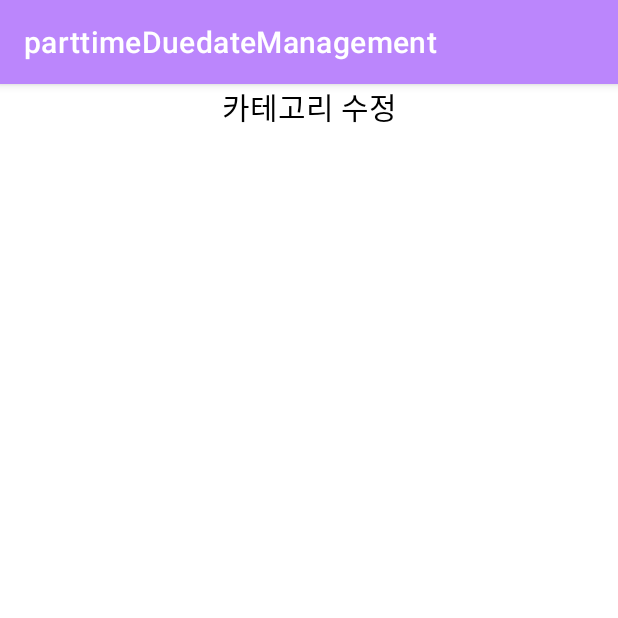
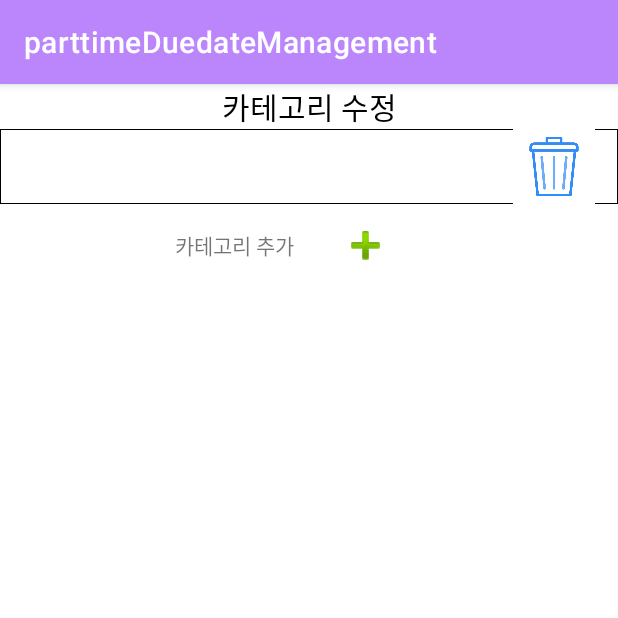
Before and after one commit to uselessnaming/parttimeDuedateManagement, an Android app: the fragment TypeEditFragment placed in its activity, on a phone screen of 412 x 824 dp, the top half of it. Run offline under Robolectric (Android 15) with nearby library versions, the phone set to English and light mode, and no system bars; our stand-ins replace Room's generated code.

Commit message:
feat: Add type edit fragment

```diff
--- a/app/build.gradle
+++ b/app/build.gradle
@@ -38,6 +38,7 @@ android {
 
 dependencies {
 
+    implementation 'androidx.databinding:databinding-runtime:7.4.0'
     kapt "org.jetbrains.kotlinx:kotlinx-metadata-jvm:0.5.0"
     def room_version = "2.4.3"
     //room
--- a/app/src/main/java/com/example/parttimeduedatemanagement/BottomDialog.kt
+++ b/app/src/main/java/com/example/parttimeduedatemanagement/BottomDialog.kt
@@ -49,7 +49,7 @@ class BottomDialog : BottomSheetDialogFragment(){
             btnUpdate.setOnClickListener{
                 /* dialog 생성 */
                 val updateDialog = UpdateDialog()
-                mActivity.createDialog(updateDialog,itemId!!)
+                mActivity.createDialog(updateDialog,itemId!!,"updateDialog")
             }
         }
     }
--- a/app/src/main/java/com/example/parttimeduedatemanagement/TypeEditFragment.kt
+++ b/app/src/main/java/com/example/parttimeduedatemanagement/TypeEditFragment.kt
@@ -1,16 +1,23 @@
 package com.example.parttimeduedatemanagement
 
+import android.app.Dialog
 import android.os.Bundle
+import android.util.Log
 import androidx.fragment.app.Fragment
 import android.view.LayoutInflater
 import android.view.View
 import android.view.ViewGroup
 import androidx.lifecycle.Observer
 import androidx.lifecycle.ViewModelProvider
+import androidx.lifecycle.viewModelScope
+import androidx.recyclerview.widget.LinearLayoutManager
+import com.example.part_timedatemanagement.Database.Item
 import com.example.part_timedatemanagement.ItemViewModel
 import com.example.parttimeduedatemanagement.Adapater.TypeEditAdapter
 import com.example.parttimeduedatemanagement.databinding.FragmentTypeEditBinding
+import kotlinx.coroutines.Dispatchers
 import kotlinx.coroutines.NonDisposableHandle.parent
+import kotlinx.coroutines.launch
 
 class TypeEditFragment : Fragment() {
 
@@ -19,6 +26,9 @@ class TypeEditFragment : Fragment() {
     private lateinit var mItemViewModel : ItemViewModel
     private val mTypeEditAdapter by lazy{
         TypeEditAdapter()
+    }
+    private val mActivity by lazy{
+        activity as MainActivity
     }
 
     override fun onCreateView(
@@ -32,7 +42,28 @@ class TypeEditFragment : Fragment() {
 
     override fun onViewCreated(view: View, savedInstanceState: Bundle?) {
         super.onViewCreated(view, savedInstanceState)
-        mTypeEditAdapter.submitList(mItemViewModel.types)
+
+        binding.apply{
+            tvEditTitle.text = "카테고리 수정"
+            rcTypeEdit.apply{
+                adapter = mTypeEditAdapter
+                val layout = LinearLayoutManager(context)
+                layoutManager = layout
+                setHasFixedSize(true)
+            }
+            mItemViewModel.viewModelScope.launch(Dispatchers.IO){
+                try{
+                    val locations = mItemViewModel.getType().await()
+                    mTypeEditAdapter.submitList(locations)
+                } catch(e : Exception){
+                    throw IllegalStateException("viewModelScope in Error")
+                }
+            }
+            btnAddType.setOnClickListener{
+                val dialog = TypeEditDialog()
+                mActivity.createDialog(dialog,0,"typeEditDialog")
+            }
+        }
     }
     private fun initViewModel(){
         mItemViewModel = ViewModelProvider.AndroidViewModelFactory.getInstance(requireActivity().application)
--- a/app/src/main/java/com/example/parttimeduedatemanagement/UpdateDialog.kt
+++ b/app/src/main/java/com/example/parttimeduedatemanagement/UpdateDialog.kt
@@ -55,7 +55,9 @@ class UpdateDialog : DialogFragment(){
             }
         }
         binding.apply{
-            var locations = mItemViewModel.types
+            var locations = listOf<String>()
+            mItemViewModel.viewModelScope.launch(Dispatchers.IO){
+                locations = mItemViewModel.getType().await()
                 val adapter = ArrayAdapter(requireContext(),android.R.layout.simple_list_item_1,locations)
                 snChoiceLocation.adapter = adapter
                 snChoiceLocation.onItemSelectedListener = object : AdapterView.OnItemSelectedListener{
@@ -63,6 +65,7 @@ class UpdateDialog : DialogFragment(){
                         location = locations[position]
                     }
                     override fun onNothingSelected(parent: AdapterView<*>?) {}
+                }
             }
             btnCancel.setOnClickListener{
                 dismiss()
--- a/app/src/main/java/com/example/parttimeduedatemanagement/ViewModel/ItemViewModel.kt
+++ b/app/src/main/java/com/example/parttimeduedatemanagement/ViewModel/ItemViewModel.kt
@@ -13,7 +13,18 @@ import java.time.format.DateTimeFormatter
 class ItemViewModel(application : Application) : AndroidViewModel(application){
     private val TAG = "ViewModel"
     private val mItemRepository : ItemRepository = ItemRepository.get(application)
-    val types = listOf("라면","컵라면","봉지라면","커피","씨리얼","사탕","과자","가루","통조림","소스","조미료","음료","냉장","냉동","빵","행사상품","기타")
+    suspend fun getType() : Deferred<List<String>> =
+        viewModelScope.async(Dispatchers.IO + coroutineException){
+            val result = arrayListOf<String>()
+            val locations = mItemRepository.getType()
+            locations.forEach{
+                if (it !in result){
+                    result.add(it)
+                }
+            }
+            result.toList()
+            return@async result
+        }
 
     private var itemLiveData = MutableLiveData<List<CheckItemList>>()
     val items : LiveData<List<CheckItemList>> get() = itemLiveData
@@ -39,9 +50,11 @@ class ItemViewModel(application : Application) : AndroidViewModel(application){
                 headers.add(it.location)
                 result.add(CheckItemList.Header(it))
             }
-            result.add(CheckItemList.Child(it))
+            if (it.itemName != ""){
+                result.add(CheckItemList.Child(it))
+                count += 1
+            }
             result.sortWith(compareBy { it.item.location})
-            count += 1
         }
         return result
     }
--- a/app/src/main/res/drawable/delete_dialog_background.xml
+++ b/app/src/main/res/drawable/delete_dialog_background.xml
@@ -3,4 +3,6 @@
     android:shape="rectangle">
     <corners android:radius="20dp"/>
     <solid android:color="@color/layoutBackground"/>
+    <stroke android:width="2dp"
+        android:color="@color/itemTextColor"/>
 </shape>
--- a/app/src/main/res/layout/fragment_type_edit.xml
+++ b/app/src/main/res/layout/fragment_type_edit.xml
@@ -1,8 +1,9 @@
 <?xml version="1.0" encoding="utf-8"?>
-<FrameLayout xmlns:android="http://schemas.android.com/apk/res/android"
+<LinearLayout xmlns:android="http://schemas.android.com/apk/res/android"
     xmlns:tools="http://schemas.android.com/tools"
     android:layout_width="match_parent"
     android:layout_height="match_parent"
+    android:orientation="vertical"
     tools:context=".TypeEditFragment">
 
     <ScrollView
@@ -15,6 +16,7 @@
             android:orientation="vertical">
 
             <TextView
+                android:id="@+id/tvEditTitle"
                 android:layout_width="match_parent"
                 android:layout_height="wrap_content"
                 android:text="@string/explainTypeEditFragment"
@@ -23,9 +25,45 @@
                 android:gravity="center"/>
 
             <androidx.recyclerview.widget.RecyclerView
+                android:id="@+id/rcTypeEdit"
                 android:layout_width="match_parent"
                 android:layout_height="wrap_content"/>
+
+
+            <LinearLayout
+                android:layout_width="match_parent"
+                android:layout_height="match_parent"
+                android:orientation="horizontal"
+                android:layout_marginTop="10dp"
+                android:layout_marginBottom = "25dp">
+
+                <TextView
+                    android:layout_width="0dp"
+                    android:layout_weight="1"
+                    android:layout_height="match_parent"
+                    android:text="@string/introBtnPlus"
+                    android:gravity="end|center_vertical"
+                    android:layout_marginEnd="20dp"/>
+
+                <LinearLayout
+                    android:layout_width="0dp"
+                    android:layout_weight="1"
+                    android:layout_height="wrap_content"
+                    android:orientation="horizontal">
+
+                    <ImageButton
+                        android:id="@+id/btnAddType"
+                        android:layout_width="35dp"
+                        android:layout_height="35dp"
+                        android:layout_marginStart="10dp"
+                        android:background="@android:drawable/ic_input_add"
+                        android:gravity="start"
+                        android:scaleType="fitXY"/>
+
+                </LinearLayout>
+            </LinearLayout>
         </LinearLayout>
 
     </ScrollView>
-</FrameLayout>
+
+</LinearLayout>
--- a/app/src/main/res/layout/type_edit_recycler_item.xml
+++ b/app/src/main/res/layout/type_edit_recycler_item.xml
@@ -24,6 +24,7 @@
             tools:text="typeName"
             android:textSize="15sp"
             android:textStyle="bold|normal"
+            android:textColor="@color/itemTextColor"
             android:layout_marginStart="15dp"/>
 
         <ImageView
--- a/app/src/main/res/values-night/colors.xml
+++ b/app/src/main/res/values-night/colors.xml
@@ -16,4 +16,5 @@
     <color name="itemTextColor">#FFFFFFFF</color>
     <color name="btnAddColor">#FFD36EEC</color>
     <color name="tvAddColor">#FF000000</color>
+    <color name="dialogBackground">#FFc8c8c8</color>
 </resources>
--- a/app/src/main/res/values/colors.xml
+++ b/app/src/main/res/values/colors.xml
@@ -16,4 +16,5 @@
     <color name="itemTextColor">#FF000000</color>
     <color name="btnAddColor">#FFA814E7</color>
     <color name="tvAddColor">#FFFFFFFF</color>
+    <color name="dialogBackground">#FF969696</color>
 </resources>
--- a/app/src/main/res/values/strings.xml
+++ b/app/src/main/res/values/strings.xml
@@ -18,6 +18,6 @@
     <string name="inputDuedate">유통기한을 입력해주세요</string>
     <string name="insertTitle">아이템 추가</string>
     <string name="editType">카테고리 수정</string>
-    <!-- TODO: Remove or change this placeholder text -->
     <string name="explainTypeEditFragment">카테고리 수정</string>
+    <string name="introBtnPlus">카테고리 추가</string>
 </resources>
```
Also changed, not shown: app/src/main/java/com/example/parttimeduedatemanagement/InsertFragment.kt (+6 -6 lines), app/src/main/java/com/example/parttimeduedatemanagement/MainActivity.kt (+10 -5 lines), app/src/main/java/com/example/parttimeduedatemanagement/TypeEditDialog.kt (added, +51 -0 lines), app/src/main/res/drawable/type_edit_dialog_background.xml (added, +7 -0 lines), app/src/main/res/layout/fragment_type_edit_dialog.xml (added, +51 -0 lines). Lines whose indentation alone changed are shown as unchanged.
